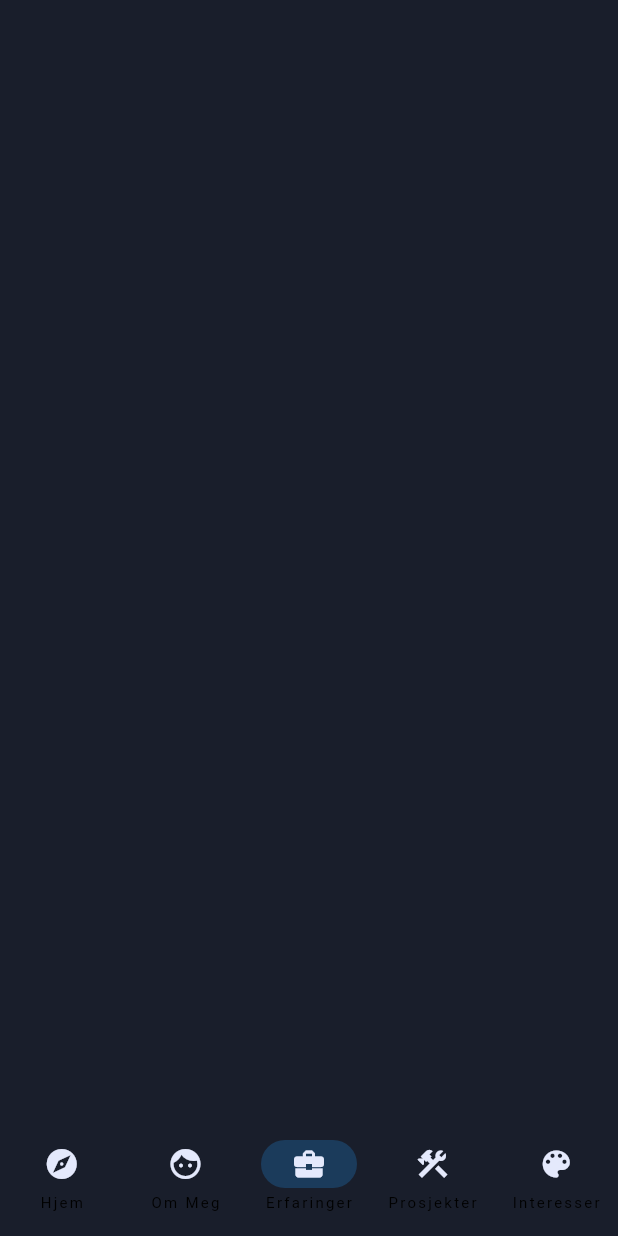
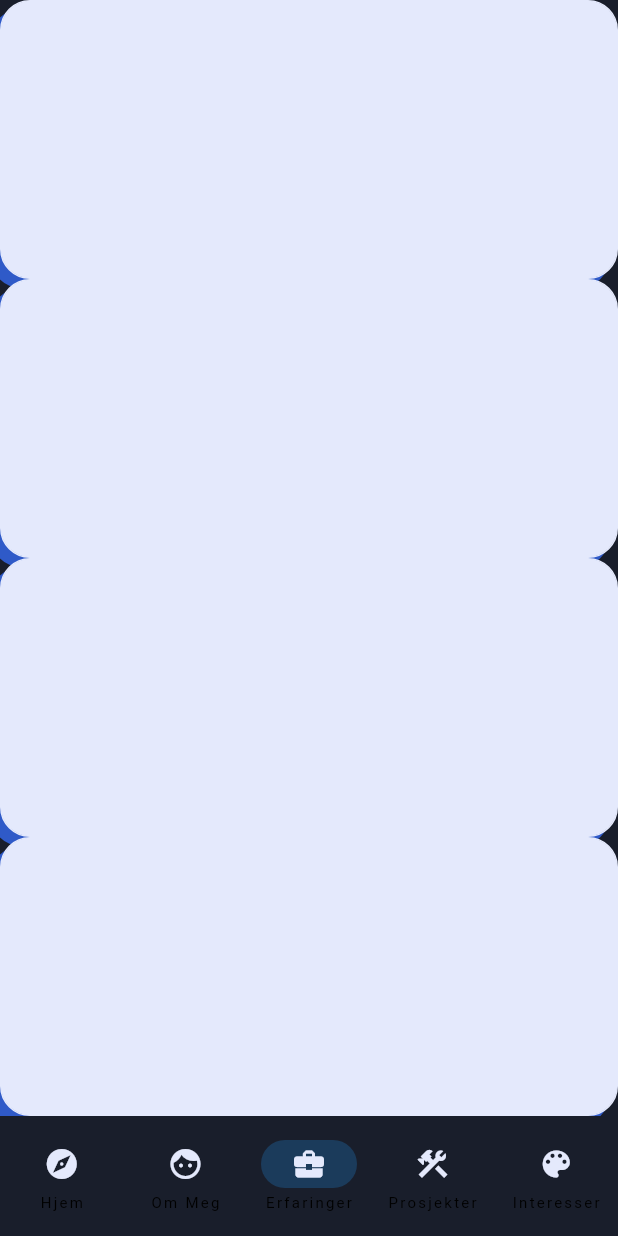
Before and after one commit to Kristoffer-Nystad/Portfolio, a Flutter app: the screen it shows after launch, item 3 of the bottom bar chosen, on a phone screen of 412 x 824 dp. Run offline on Flutter 3.47's test engine with Material 2 defaults, Android fonts, the phone set to English and light mode, and no system bars.

Commit message:
Code cleanup, startet erfaringer

```diff
--- /dev/null
+++ b/khn_portfolio/lib/views/erfaringer/erfaringer_mobile.dart
@@ -0,0 +1,18 @@
+import 'package:flutter/material.dart';
+import 'package:khn_portfolio/widgets/premade/container.dart';
+
+class ErfaringerViewMobile extends StatelessWidget {
+  const ErfaringerViewMobile({super.key});
+
+  @override
+  Widget build(BuildContext context) {
+    return Column(
+      children: const [
+        Flexible(flex: 1, fit: FlexFit.tight, child: ContStyle()),
+        Flexible(flex: 1, fit: FlexFit.tight, child: ContStyle()),
+        Flexible(flex: 1, fit: FlexFit.tight, child: ContStyle()),
+        Flexible(flex: 1, fit: FlexFit.tight, child: ContStyle()),
+      ],
+    );
+  }
+}
--- a/khn_portfolio/lib/views/erfaringer/erfaringer_view.dart
+++ b/khn_portfolio/lib/views/erfaringer/erfaringer_view.dart
@@ -1,4 +1,6 @@
 import 'package:flutter/material.dart';
+import 'package:khn_portfolio/views/erfaringer/erfaringer_desktop.dart';
+import 'package:khn_portfolio/views/erfaringer/erfaringer_mobile.dart';
 
 class ErfaringerView extends StatelessWidget {
   const ErfaringerView({super.key});
@@ -6,8 +8,15 @@ class ErfaringerView extends StatelessWidget {
   @override
   Widget build(BuildContext context) {
     return Scaffold(
-      backgroundColor: const Color.fromRGBO(25, 30, 43, 100.00),
-      body: Column(children: <Widget>[]),
-    );
+        backgroundColor: const Color.fromRGBO(25, 30, 43, 1),
+        body: LayoutBuilder(
+          builder: (BuildContext context, BoxConstraints constraints) {
+            if (constraints.maxWidth > 600) {
+              return const ErfaringerViewDesktop();
+            } else {
+              return const ErfaringerViewMobile();
+            }
+          },
+        ));
   }
 }
--- /dev/null
+++ b/khn_portfolio/lib/widgets/premade/container.dart
@@ -0,0 +1,43 @@
+import 'package:flutter/material.dart';
+
+// Premade container styling to avoid messy code
+class ContStyle extends StatelessWidget {
+  const ContStyle({
+    Key? key,
+    Widget? child,
+  }) : super(key: key);
+
+  @override
+  Widget build(BuildContext context) {
+    return Container(
+        padding: const EdgeInsets.all(10),
+        decoration: BoxDecoration(
+          color: const Color.fromRGBO(228, 233, 252, 1),
+          border: Border.all(
+            color: const Color.fromRGBO(228, 233, 252, 1),
+          ),
+          borderRadius: const BorderRadius.all(Radius.circular(20)),
+          boxShadow: [
+            BoxShadow(
+              color: const Color.fromRGBO(47, 90, 200, 1).withOpacity(1),
+              offset: const Offset(-6, 6), // changes position of shadow
+            ),
+          ],
+        ));
+  }
+}
+
+//Premade padding for outer layer
+class ContPadding extends StatelessWidget {
+  const ContPadding({
+    Key? key,
+    Widget? child,
+  }) : super(key: key);
+
+  @override
+  Widget build(BuildContext context) {
+    return Container(
+      padding: const EdgeInsets.all(20),
+    );
+  }
+}
```
Also changed, not shown: khn_portfolio/lib/views/erfaringer/erfaringer_desktop.dart (added, +43 -0 lines), khn_portfolio/lib/views/omMeg/omMeg_desktop.dart (+22 -6 lines), khn_portfolio/lib/views/omMeg/omMeg_mobile.dart (+7 -4 lines).
